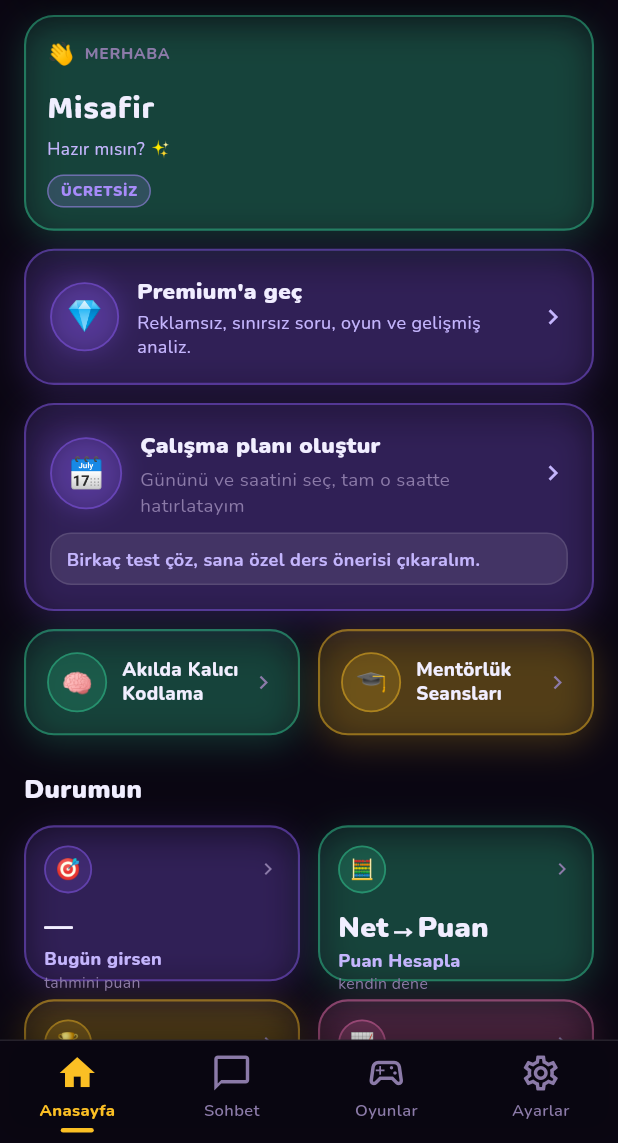
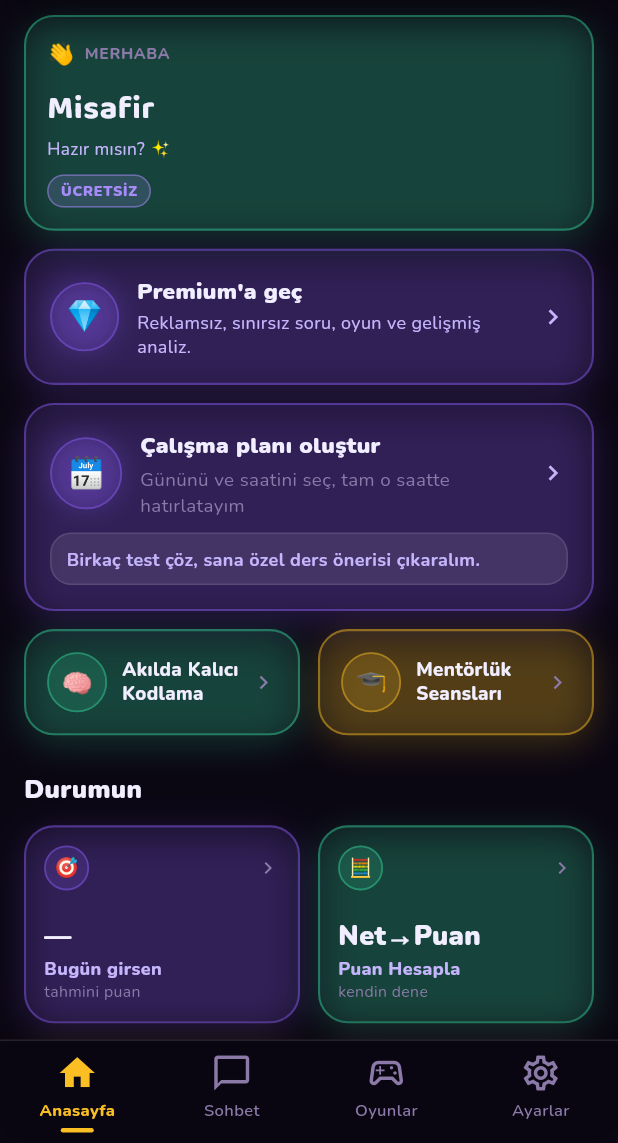
Before and after one commit to yunusemrecelikelll-cloud/Kpss_Android, a Flutter app: the screen it shows after launch, after a tap on "Geç", on a phone screen of 412 x 824 dp, the part 93-1236 px from its top. Run offline on Flutter 3.47's test engine with Material 3 defaults, Android fonts, the phone set to English and light mode, and no system bars; our stand-ins replace audioplayers, cloud_firestore, firebase_auth, firebase_core, fl_chart, flutter_local_notifications and 10 more; missing offline and left inert: home_widget; accounts and stored records are empty; project files that could hold a hidden picture were left out.

Commit message:
Düzeltmeler: mini kart taşması + test-ödül (debug) + puan kaldırma
- Anasayfa "Durumun" mini kartları BOTTOM OVERFLOW veriyordu: ızgara yüksekliği
  104→132, içerik spaceBetween + Flexible ile taşmaya dayanıklı yapıldı.
- Reklam ödülü: kDebugMode'da (web dahil) gerçek reklam olmadan +hak verilir
  (test kolaylığı). RELEASE'de kapalı — gerçek reklam izlenmeden hak verilmez.
- Test sonucu ekranından KPSS puan tahmini (Net + P3/P93/P94) kaldırıldı
  (kullanıcı isteği: testlerin sonundaki puan hesaplaması olmasın).

Co-Authored-By: Claude Opus 4.8 <noreply@anthropic.com>

```diff
--- a/lib/screens/home_screen.dart
+++ b/lib/screens/home_screen.dart
@@ -333,9 +333,9 @@ class _HomeScreenState extends State<HomeScreen> {
                 crossAxisCount: 2,
                 mainAxisSpacing: kDsGap,
                 crossAxisSpacing: kDsGap,
-                mainAxisExtent: 104 *
+                mainAxisExtent: 132 *
                     (MediaQuery.textScalerOf(context).scale(14) / 14)
-                        .clamp(1.0, 1.5),
+                        .clamp(1.0, 1.6),
               ),
               children: [
                 // "Bugün sınava girsen kaç alırsın?" → tahmini P3 puanı.
@@ -1279,21 +1279,27 @@ class _MiniAksiyonKarti extends StatelessWidget {
       onTap: onTap,
       child: Column(
         crossAxisAlignment: CrossAxisAlignment.start,
-        mainAxisSize: MainAxisSize.min,
+        // Sabit yükseklikli ızgara hücresinde taşma olmasın diye içerik
+        // spaceBetween ile dağıtılır ve metinler Flexible içine alınır.
+        mainAxisAlignment: MainAxisAlignment.spaceBetween,
         children: [
           Row(
             children: [
-              DsIconBadge(emoji: emoji, color: renk, size: 32, glow: false),
+              DsIconBadge(emoji: emoji, color: renk, size: 30, glow: false),
               const Spacer(),
               Icon(Icons.chevron_right, size: 16, color: c.textFaint),
             ],
           ),
-          const SizedBox(height: 8),
+          Flexible(
+            child: Column(
+              crossAxisAlignment: CrossAxisAlignment.start,
+              mainAxisSize: MainAxisSize.min,
+              children: [
                 Text(deger,
                     maxLines: 1,
                     overflow: TextOverflow.ellipsis,
                     style: TextStyle(
-                  fontSize: 19, fontWeight: FontWeight.w900, color: c.text)),
+                        fontSize: 18, fontWeight: FontWeight.w900, color: c.text)),
                 Text(baslik,
                     maxLines: 1,
                     overflow: TextOverflow.ellipsis,
@@ -1303,6 +1309,9 @@ class _MiniAksiyonKarti extends StatelessWidget {
                     maxLines: 1,
                     overflow: TextOverflow.ellipsis,
                     style: TextStyle(fontSize: 10.5, color: c.textFaint)),
+              ],
+            ),
+          ),
         ],
       ),
     );
```
Also changed, not shown: lib/screens/result_screen.dart (+0 -13 lines), lib/services/ad_service.dart (+10 -0 lines). Lines whose indentation alone changed are shown as unchanged.
